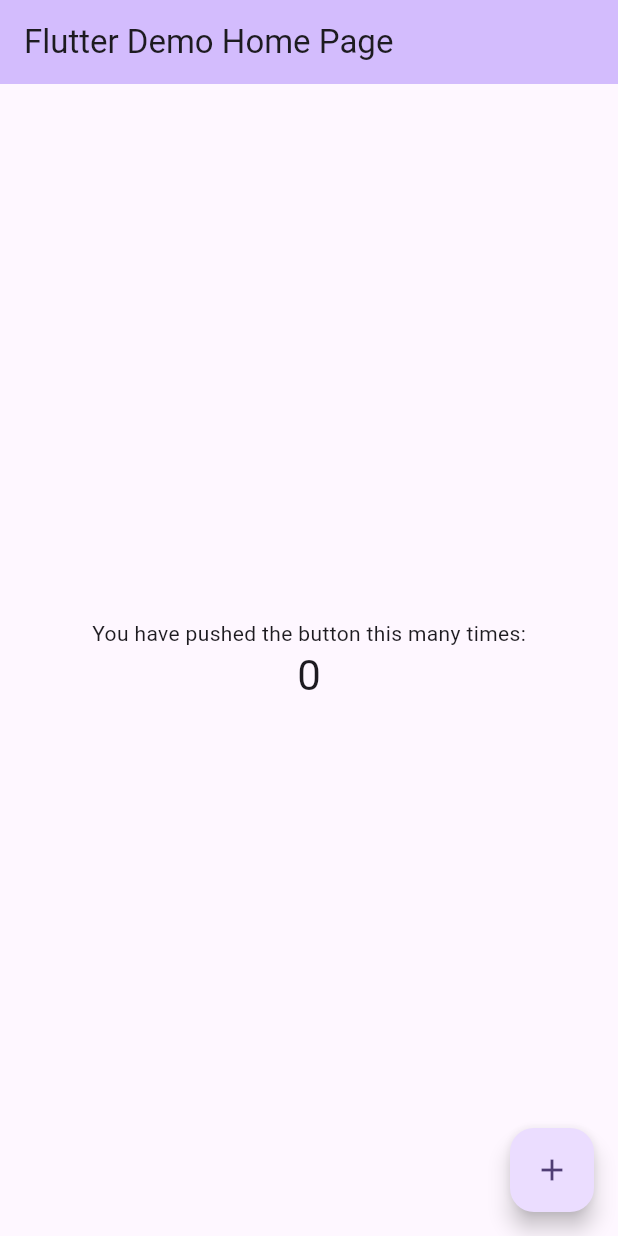
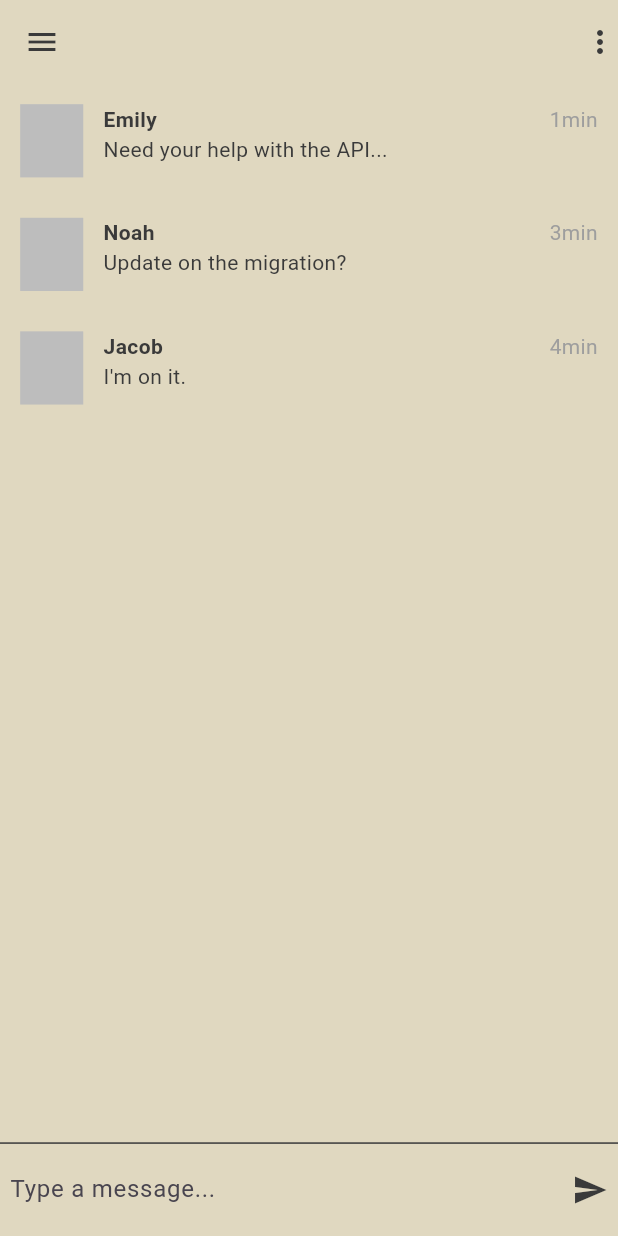
Before and after one commit to dreamtrance999/no-updates-from-me, a Flutter app: the screen it shows after launch, on a phone screen of 412 x 824 dp. Run offline on Flutter 3.47's test engine with Material 3 defaults, Android fonts, the phone set to English and light mode, and no system bars; our stand-ins replace flutter_screenutil; generated files the repository leaves out were written again; Roboto replaces fonts that are missing (PressStart2P).

Commit message:
chat screen

```diff
--- /dev/null
+++ b/l10n.yaml
@@ -0,0 +1,3 @@
+arb-dir: lib/l10n
+template-arb-file: app_en.arb
+output-localization-file: app_localizations.dart
--- /dev/null
+++ b/lib/game_screen.dart
@@ -0,0 +1,248 @@
+import 'package:flutter/material.dart';
+import 'package:flutter_gen/gen_l10n/app_localizations.dart';
+import 'package:flutter_screenutil/flutter_screenutil.dart';
+
+class GameScreen extends StatefulWidget {
+  const GameScreen({super.key});
+
+  @override
+  State<GameScreen> createState() => _GameScreenState();
+}
+
+class _GameScreenState extends State<GameScreen>
+    with SingleTickerProviderStateMixin {
+  late AnimationController _animationController;
+  bool _isDrawerOpen = false;
+
+  @override
+  void initState() {
+    super.initState();
+    _animationController = AnimationController(
+      vsync: this,
+      duration: const Duration(milliseconds: 250),
+    );
+  }
+
+  @override
+  void dispose() {
+    _animationController.dispose();
+    super.dispose();
+  }
+
+  void _toggleDrawer() {
+    setState(() {
+      _isDrawerOpen = !_isDrawerOpen;
+      if (_isDrawerOpen) {
+        _animationController.forward();
+      } else {
+        _animationController.reverse();
+      }
+    });
+  }
+
+  @override
+  Widget build(BuildContext context) {
+    final l10n = AppLocalizations.of(context)!;
+    final drawerWidth = 156.w; // 40% of 390
+
+    return Scaffold(
+      body: AnimatedBuilder(
+        animation: _animationController,
+        builder: (context, child) {
+          final slide = drawerWidth * _animationController.value;
+          return Stack(
+            children: [
+              // Drawer
+              Positioned(
+                left: -drawerWidth + slide,
+                top: 0,
+                bottom: 0,
+                width: drawerWidth,
+                child: _buildDrawer(context),
+              ),
+              // Chat Panel
+              Positioned(
+                left: slide,
+                right: -slide,
+                top: 0,
+                bottom: 0,
+                child: GestureDetector(
+                  onTap: _isDrawerOpen ? _toggleDrawer : null,
+                  child: AbsorbPointer(
+                    absorbing: _isDrawerOpen,
+                    child: _buildChatPanel(context, l10n),
+                  ),
+                ),
+              ),
+            ],
+          );
+        },
+      ),
+    );
+  }
+
+  Widget _buildDrawer(BuildContext context) {
+    return Container(
+      color: const Color(0xFF3A3A3A),
+      child: Column(
+        crossAxisAlignment: CrossAxisAlignment.start,
+        children: [
+          Padding(
+            padding: EdgeInsets.all(16.w),
+            child: Text(
+              'CHANNELS',
+              style: TextStyle(
+                color: const Color(0xFFE0D8C0),
+                fontSize: 18.sp,
+                fontFamily: 'PressStart2P',
+              ),
+            ),
+          ),
+          const Divider(color: Color(0xFFE0D8C0), height: 1),
+          _buildDrawerItem(context, '# general', false, () {}),
+          _buildDrawerItem(context, '# development', true, () {}),
+          _buildDrawerItem(context, '# incidents', false, () {}),
+        ],
+      ),
+    );
+  }
+
+  Widget _buildDrawerItem(
+      BuildContext context, String title, bool isSelected, VoidCallback onTap) {
+    return Material(
+      color: isSelected ? const Color(0xFFE0D8C0) : Colors.transparent,
+      child: InkWell(
+        onTap: () {
+          _toggleDrawer();
+          onTap();
+        },
+        child: Padding(
+          padding: EdgeInsets.symmetric(horizontal: 16.w, vertical: 12.h),
+          child: Row(
+            children: [
+              Text(
+                title,
+                style: TextStyle(
+                  color: isSelected
+                      ? const Color(0xFF3A3A3A)
+                      : const Color(0xFFE0D8C0),
+                  fontSize: 16.sp,
+                ),
+              ),
+            ],
+          ),
+        ),
+      ),
+    );
+  }
+
+  Widget _buildChatPanel(BuildContext context, AppLocalizations l10n) {
+    return Scaffold(
+      appBar: AppBar(
+        backgroundColor: Colors.transparent,
+        elevation: 0,
+        leading: IconButton(
+          icon: const Icon(Icons.menu, color: Color(0xFF3A3A3A)),
+          onPressed: _toggleDrawer,
+        ),
+        actions: const [
+          Icon(Icons.more_vert, color: Color(0xFF3A3A3A)),
+        ],
+      ),
+      body: Column(
+        children: [
+          Expanded(
+            child: ListView(
+              children: [
+                _buildMessage(
+                  context,
+                  'assets/images/emily.png',
+                  'Emily',
+                  'Need your help with the API...',
+                  '1min',
+                ),
+                _buildMessage(
+                  context,
+                  'assets/images/noah.png',
+                  'Noah',
+                  'Update on the migration?',
+                  '3min',
+                ),
+                _buildMessage(
+                  context,
+                  'assets/images/jacob.png',
+                  'Jacob',
+                  'I\'m on it.',
+                  '4min',
+                ),
+              ],
+            ),
+          ),
+          _buildMessageInput(),
+        ],
+      ),
+    );
+  }
+
+  Widget _buildMessage(
+    BuildContext context,
+    String imagePath,
+    String name,
+    String message,
+    String time,
+  ) {
+    return Padding(
+      padding: EdgeInsets.all(16.w),
+      child: Row(
+        crossAxisAlignment: CrossAxisAlignment.start,
+        children: [
+          // Placeholder for the avatar
+          Container(
+            width: 50.w,
+            height: 50.h,
+            color: Colors.grey[400],
+          ),
+          SizedBox(width: 16.w),
+          Expanded(
+            child: Column(
+              crossAxisAlignment: CrossAxisAlignment.start,
+              children: [
+                Row(
+                  mainAxisAlignment: MainAxisAlignment.spaceBetween,
+                  children: [
+                    Text(name,
+                        style: const TextStyle(fontWeight: FontWeight.bold)),
+                    Text(time, style: const TextStyle(color: Colors.grey)),
+                  ],
+                ),
+                Text(message),
+              ],
+            ),
+          ),
+        ],
+      ),
+    );
+  }
+
+  Widget _buildMessageInput() {
+    return Container(
+      padding: EdgeInsets.all(8.w),
+      decoration: const BoxDecoration(
+        border: Border(top: BorderSide(color: Color(0xFF3A3A3A))),
+      ),
+      child: Row(
+        children: [
+          const Expanded(
+            child: TextField(
+              decoration: InputDecoration(
+                hintText: 'Type a message...',
+                border: InputBorder.none,
+              ),
+            ),
+          ),
+          const Icon(Icons.send, color: Color(0xFF3A3A3A)),
+        ],
+      ),
+    );
+  }
+}
--- /dev/null
+++ b/lib/l10n/app_en.arb
@@ -0,0 +1,6 @@
+{
+  "channelName": "Your Team's Channel",
+  "saraInitialMessage": "Sara: Hey, are you free for a quick chat?",
+  "acceptButton": "Sure!",
+  "rejectButton": "I am busy"
+}
--- a/lib/main.dart
+++ b/lib/main.dart
@@ -1,125 +1,40 @@
 import 'package:flutter/material.dart';
+import 'package:flutter/services.dart';
+import 'package:flutter_gen/gen_l10n/app_localizations.dart';
+import 'package:flutter_screenutil/flutter_screenutil.dart';
+import 'package:no_updates_from_me/game_screen.dart';
 
-void main() {
+void main() async {
+  WidgetsFlutterBinding.ensureInitialized();
+  await SystemChrome.setEnabledSystemUIMode(SystemUiMode.immersive);
   runApp(const MyApp());
 }
 
 class MyApp extends StatelessWidget {
   const MyApp({super.key});
 
-  // This widget is the root of your application.
   @override
   Widget build(BuildContext context) {
-    return MaterialApp(
-      title: 'Flutter Demo',
-      theme: ThemeData(
-        // This is the theme of your application.
-        //
-        // TRY THIS: Try running your application with "flutter run". You'll see
-        // the application has a purple toolbar. Then, without quitting the app,
-        // try changing the seedColor in the colorScheme below to Colors.green
-        // and then invoke "hot reload" (save your changes or press the "hot
-        // reload" button in a Flutter-supported IDE, or press "r" if you used
-        // the command line to start the app).
-        //
-        // Notice that the counter didn't reset back to zero; the application
-        // state is not lost during the reload. To reset the state, use hot
-        // restart instead.
-        //
-        // This works for code too, not just values: Most code changes can be
-        // tested with just a hot reload.
-        colorScheme: ColorScheme.fromSeed(seedColor: Colors.deepPurple),
-        useMaterial3: true,
-      ),
-      home: const MyHomePage(title: 'Flutter Demo Home Page'),
+    return ScreenUtilInit(
+      designSize: const Size(490, 844),
+      minTextAdapt: true,
+      splitScreenMode: true,
+      builder: (context, child) {
+        return MaterialApp(
+          debugShowCheckedModeBanner: false,
+          theme: ThemeData(
+            scaffoldBackgroundColor: const Color(0xFFE0D8C0),
+            textTheme: const TextTheme(
+              bodyMedium: TextStyle(
+                  color: Color(0xFF3A3A3A), fontFamily: 'PressStart2P'),
+            ),
+          ),
+          localizationsDelegates: AppLocalizations.localizationsDelegates,
+          supportedLocales: AppLocalizations.supportedLocales,
+          home: child,
+        );
+      },
+      child: const GameScreen(),
     );
   }
 }
-
-class MyHomePage extends StatefulWidget {
-  const MyHomePage({super.key, required this.title});
-
-  // This widget is the home page of your application. It is stateful, meaning
-  // that it has a State object (defined below) that contains fields that affect
-  // how it looks.
-
-  // This class is the configuration for the state. It holds the values (in this
-  // case the title) provided by the parent (in this case the App widget) and
-  // used by the build method of the State. Fields in a Widget subclass are
-  // always marked "final".
-
-  final String title;
-
-  @override
-  State<MyHomePage> createState() => _MyHomePageState();
-}
-
-class _MyHomePageState extends State<MyHomePage> {
-  int _counter = 0;
-
-  void _incrementCounter() {
-    setState(() {
-      // This call to setState tells the Flutter framework that something has
-      // changed in this State, which causes it to rerun the build method below
-      // so that the display can reflect the updated values. If we changed
-      // _counter without calling setState(), then the build method would not be
-      // called again, and so nothing would appear to happen.
-      _counter++;
-    });
-  }
-
-  @override
-  Widget build(BuildContext context) {
-    // This method is rerun every time setState is called, for instance as done
-    // by the _incrementCounter method above.
-    //
-    // The Flutter framework has been optimized to make rerunning build methods
-    // fast, so that you can just rebuild anything that needs updating rather
-    // than having to individually change instances of widgets.
-    return Scaffold(
-      appBar: AppBar(
-        // TRY THIS: Try changing the color here to a specific color (to
-        // Colors.amber, perhaps?) and trigger a hot reload to see the AppBar
-        // change color while the other colors stay the same.
-        backgroundColor: Theme.of(context).colorScheme.inversePrimary,
-        // Here we take the value from the MyHomePage object that was created by
-        // the App.build method, and use it to set our appbar title.
-        title: Text(widget.title),
-      ),
-      body: Center(
-        // Center is a layout widget. It takes a single child and positions it
-        // in the middle of the parent.
-        child: Column(
-          // Column is also a layout widget. It takes a list of children and
-          // arranges them vertically. By default, it sizes itself to fit its
-          // children horizontally, and tries to be as tall as its parent.
-          //
-          // Column has various properties to control how it sizes itself and
-          // how it positions its children. Here we use mainAxisAlignment to
-          // center the children vertically; the main axis here is the vertical
-          // axis because Columns are vertical (the cross axis would be
-          // horizontal).
-          //
-          // TRY THIS: Invoke "debug painting" (choose the "Toggle Debug Paint"
-          // action in the IDE, or press "p" in the console), to see the
-          // wireframe for each widget.
-          mainAxisAlignment: MainAxisAlignment.center,
-          children: <Widget>[
-            const Text(
-              'You have pushed the button this many times:',
-            ),
-            Text(
-              '$_counter',
-              style: Theme.of(context).textTheme.headlineMedium,
-            ),
-          ],
-        ),
-      ),
-      floatingActionButton: FloatingActionButton(
-        onPressed: _incrementCounter,
-        tooltip: 'Increment',
-        child: const Icon(Icons.add),
-      ), // This trailing comma makes auto-formatting nicer for build methods.
-    );
-  }
-}
```
Also changed, not shown: pubspec.yaml (+8 -71 lines), pubspec.lock, 7 other files.
